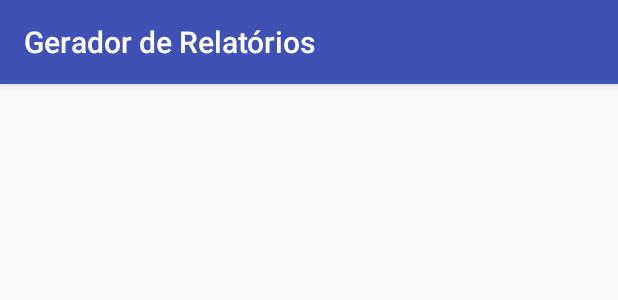
After one commit to cassuci/equipe_rocket, an Android app: the layout app_bar_relatorio_controller.xml on its own in the app's theme, with its tools: preview values and no code run, on a phone screen of 412 x 824 dp. The commit adds this screen. Shown: the top 300 px of the screen. Run offline under Robolectric (Android 15) with nearby library versions, the phone set to English and light mode, and no system bars.

Commit message:
RelatorioController

```diff
--- /dev/null
+++ b/app/src/main/res/layout/app_bar_relatorio_controller.xml
@@ -0,0 +1,37 @@
+<?xml version="1.0" encoding="utf-8"?>
+<android.support.design.widget.CoordinatorLayout xmlns:android="http://schemas.android.com/apk/res/android"
+    xmlns:app="http://schemas.android.com/apk/res-auto"
+    xmlns:tools="http://schemas.android.com/tools"
+    android:layout_width="match_parent"
+    android:layout_height="match_parent"
+    android:fitsSystemWindows="true"
+    tools:context="com.draft.rckt.equiperocket.Relatorio.RelatorioController">
+
+    <android.support.design.widget.AppBarLayout
+        android:layout_width="match_parent"
+        android:layout_height="wrap_content"
+        android:theme="@style/AppTheme.AppBarOverlay">
+
+        <android.support.v7.widget.Toolbar
+            android:id="@+id/toolbar"
+            android:layout_width="match_parent"
+            android:layout_height="?attr/actionBarSize"
+            android:background="?attr/colorPrimary"
+            app:popupTheme="@style/AppTheme.PopupOverlay" >
+
+            <TextView
+                android:id="@+id/toolbar_title"
+                style="@style/TextAppearance.AppCompat.Widget.ActionBar.Title"
+                android:layout_width="wrap_content"
+                android:layout_height="wrap_content"
+                android:layout_gravity="left"
+                android:text="Gerador de Relatórios"
+                android:textAlignment="center"
+                android:textColor="@android:color/white" />
+        </android.support.v7.widget.Toolbar>
+
+    </android.support.design.widget.AppBarLayout>
+
+    <include layout="@layout/content_relatorio_controller" />
+
+</android.support.design.widget.CoordinatorLayout>
--- /dev/null
+++ b/app/src/main/res/layout/content_relatorio_controller.xml
@@ -0,0 +1,15 @@
+<?xml version="1.0" encoding="utf-8"?>
+<RelativeLayout xmlns:android="http://schemas.android.com/apk/res/android"
+    xmlns:app="http://schemas.android.com/apk/res-auto"
+    xmlns:tools="http://schemas.android.com/tools"
+    android:layout_width="match_parent"
+    android:layout_height="match_parent"
+    android:paddingBottom="@dimen/activity_vertical_margin"
+    android:paddingLeft="@dimen/activity_horizontal_margin"
+    android:paddingRight="@dimen/activity_horizontal_margin"
+    android:paddingTop="@dimen/activity_vertical_margin"
+    app:layout_behavior="@string/appbar_scrolling_view_behavior"
+    tools:context="com.draft.rckt.equiperocket.Relatorio.RelatorioController"
+    tools:showIn="@layout/app_bar_relatorio_controller">
+
+</RelativeLayout>
--- a/app/src/main/res/values/strings.xml
+++ b/app/src/main/res/values/strings.xml
@@ -12,4 +12,6 @@
     <string name="cancel">Cancel</string>
     <string name="title_activity_gasto_detail_controller">GastoDetailController</string>
     <string name="dialog_message_delete_receita">Você tem certeza que deseja deletar a receita atual?</string>
+
+    <string name="title_activity_relatorio_controller">RelatorioController</string>
 </resources>
--- a/app/src/main/res/values/styles.xml
+++ b/app/src/main/res/values/styles.xml
@@ -17,4 +17,8 @@
 
     <style name="AppTheme.PopupOverlay" parent="ThemeOverlay.AppCompat.Light" />
 
+    <style name="AppTheme.NoActionBar.AppBarOverlay" parent="ThemeOverlay.AppCompat.Dark.ActionBar" />
+
+    <style name="AppTheme.NoActionBar.PopupOverlay" parent="ThemeOverlay.AppCompat.Light" />
+
 </resources>
```
Also changed, not shown: app/src/main/AndroidManifest.xml (+20 -13 lines), app/src/main/java/com/draft/rckt/equiperocket/Relatorio/RelatorioController.java (+85 -2 lines), app/src/main/res/layout/activity_relatorio_controller.xml (+19 -7 lines), app/src/main/res/layout/nav_header_relatorio_controller.xml (added, +11 -0 lines), app/src/main/res/menu/relatorio_controller.xml (added, +9 -0 lines).
